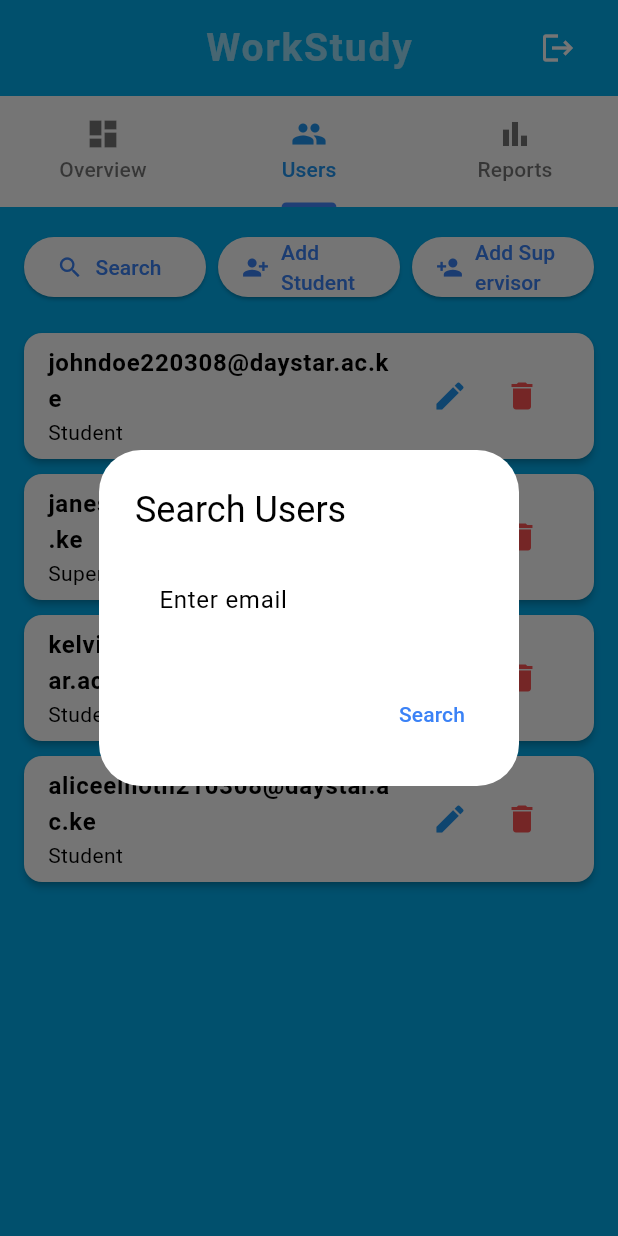
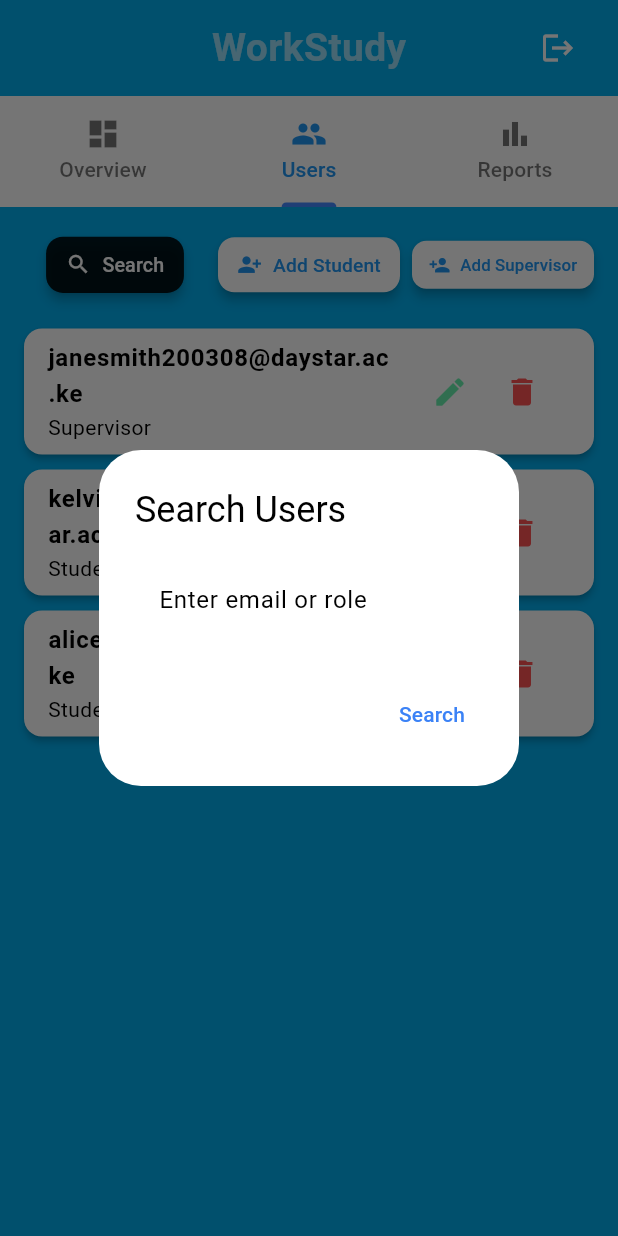
Before and after one commit to kamaugithub/workstudy, a Flutter app: the AdminDashboard screen opened directly, tab 2 chosen, after a tap on "Search", on a phone screen of 412 x 824 dp. Run offline on Flutter 3.47's test engine with Material 3 defaults, Android fonts, the phone set to English and light mode, and no system bars; our stand-ins replace pdf, printing; missing offline and left inert: dart:html, excel; Roboto replaces fonts that are missing (Segoe UI).

Commit message:
admin dash theme

```diff
--- a/lib/pages/admindashboard.dart
+++ b/lib/pages/admindashboard.dart
@@ -1,5 +1,6 @@
 import 'package:flutter/material.dart';
 import 'package:workstudy/pages/login.dart';
+import 'dart:async';
 
 class AdminDashboard extends StatefulWidget {
   const AdminDashboard({super.key});
@@ -22,13 +23,13 @@ class _AdminDashboardState extends State<AdminDashboard>
   };
 
   final List<Map<String, String>> users = [
-    {"role": "Student", "email": "johndoe220308@daystar.ac.ke"},
     {"role": "Supervisor", "email": "janesmith200308@daystar.ac.ke"},
     {"role": "Student", "email": "kelvinjohnson210308@daystar.ac.ke"},
-    {"role": "Student", "email": "aliceelliotn210308@daystar.ac.ke"},
+    {"role": "Student", "email": "alicestones3245@daystar.ac.ke"},
   ];
 
   String searchQuery = "";
+  bool isLoading = false;
 
   @override
   void initState() {
@@ -51,16 +52,34 @@ class _AdminDashboardState extends State<AdminDashboard>
     super.dispose();
   }
 
+  Future<void> _showLoadingEffect(VoidCallback action) async {
+    setState(() => isLoading = true);
+    await Future.delayed(const Duration(seconds: 2));
+    setState(() => isLoading = false);
+    action();
+  }
+
+  bool _isValidEmail(String email) {
+    final regex = RegExp(r'^[\w\.-]+@[\w\.-]+\.\w+$');
+    return regex.hasMatch(email);
+  }
+
+  void _showSnack(String message, {Color color = Colors.redAccent}) {
+    ScaffoldMessenger.of(context).showSnackBar(
+      SnackBar(
+        backgroundColor: color,
+        content: Center(
+          child: Text(message, style: const TextStyle(color: Colors.white)),
+        ),
+        duration: const Duration(seconds: 2),
+        behavior: SnackBarBehavior.floating,
+        margin: const EdgeInsets.only(bottom: 40, left: 40, right: 40),
+      ),
+    );
+  }
+
   void _handleExport(String format) async {
-    showDialog(
-      context: context,
-      barrierDismissible: false,
-      builder: (_) => const Center(child: CircularProgressIndicator()),
-    );
-
-    await Future.delayed(const Duration(seconds: 2));
-    if (mounted) Navigator.pop(context);
-
+    _showLoadingEffect(() {
       ScaffoldMessenger.of(context).showSnackBar(
         SnackBar(
           content: Text(
@@ -69,6 +88,7 @@ class _AdminDashboardState extends State<AdminDashboard>
           duration: const Duration(seconds: 2),
         ),
       );
+    });
   }
 
   void _confirmDelete(String email) {
@@ -85,14 +105,17 @@ class _AdminDashboardState extends State<AdminDashboard>
               ),
               ElevatedButton(
                 style: ElevatedButton.styleFrom(backgroundColor: Colors.red),
-                onPressed: () {
+                onPressed: () async {
+                  Navigator.pop(context); // close dialog first
+                  await _showLoadingEffect(() {
                     setState(() {
                       users.removeWhere((u) => u["email"] == email);
                     });
-                  Navigator.pop(context);
-                  ScaffoldMessenger.of(context).showSnackBar(
-                    SnackBar(content: Text("$email removed successfully.")),
+                    _showSnack(
+                      "$email removed successfully.",
+                      color: Colors.green,
                     );
+                  });
                 },
                 child: const Text("Delete"),
               ),
@@ -102,14 +125,14 @@ class _AdminDashboardState extends State<AdminDashboard>
   }
 
   void _addUserDialog(String role) {
-    final nameController = TextEditingController();
+    final controller = TextEditingController();
     showDialog(
       context: context,
       builder:
           (_) => AlertDialog(
             title: Text("Add $role"),
             content: TextField(
-              controller: nameController,
+              controller: controller,
               decoration: InputDecoration(
                 hintText: "Enter $role email",
                 border: OutlineInputBorder(
@@ -123,19 +146,95 @@ class _AdminDashboardState extends State<AdminDashboard>
                 child: const Text("Cancel"),
               ),
               ElevatedButton(
-                onPressed: () {
+                onPressed: () async {
+                  final email = controller.text.trim();
+                  if (!_isValidEmail(email)) {
+                    Navigator.pop(context);
+                    _showSnack("⚠️ Please use a correct/good email format.");
+                    return;
+                  }
+
+                  Navigator.pop(context); // close dialog first
+                  await _showLoadingEffect(() {
                     setState(() {
-                    users.add({
-                      "email": nameController.text,
-                      "role": "$role • New Entry",
+                      users.add({"email": email, "role": "$role • New"});
                     });
+                    _showSnack(
+                      "$role added successfully.",
+                      color: Colors.greenAccent,
+                    );
                   });
-                  Navigator.pop(context);
-                  ScaffoldMessenger.of(context).showSnackBar(
-                    SnackBar(content: Text("$role added successfully.")),
-                  );
                 },
                 child: const Text("Add"),
+              ),
+            ],
+          ),
+    );
+  }
+
+  void _editUserDialog(Map<String, String> user) {
+    final emailController = TextEditingController(text: user["email"]);
+    String role = user["role"]!.split("•")[0].trim();
+
+    showDialog(
+      context: context,
+      builder:
+          (_) => AlertDialog(
+            title: const Text("Edit User"),
+            content: Column(
+              mainAxisSize: MainAxisSize.min,
+              children: [
+                TextField(
+                  controller: emailController,
+                  decoration: const InputDecoration(
+                    labelText: "Email",
+                    border: OutlineInputBorder(),
+                  ),
+                ),
+                const SizedBox(height: 12),
+                DropdownButtonFormField<String>(
+                  value: role,
+                  items:
+                      ["Student", "Supervisor"]
+                          .map(
+                            (r) => DropdownMenuItem(value: r, child: Text(r)),
+                          )
+                          .toList(),
+                  onChanged: (val) => role = val!,
+                  decoration: const InputDecoration(
+                    labelText: "Role",
+                    border: OutlineInputBorder(),
+                  ),
+                ),
+              ],
+            ),
+            actions: [
+              TextButton(
+                onPressed: () => Navigator.pop(context),
+                child: const Text("Cancel"),
+              ),
+              ElevatedButton(
+                onPressed: () async {
+                  final email = emailController.text.trim();
+                  if (!_isValidEmail(email)) {
+                    Navigator.pop(context);
+                    _showSnack("⚠️ Please use a correct/good email format.");
+                    return;
+                  }
+
+                  Navigator.pop(context); // close dialog
+                  await _showLoadingEffect(() {
+                    setState(() {
+                      user["email"] = email;
+                      user["role"] = role;
+                    });
+                    _showSnack(
+                      "✅ User updated successfully.",
+                      color: Colors.greenAccent,
+                    );
+                  });
+                },
+                child: const Text("Save"),
               ),
             ],
           ),
@@ -152,14 +251,13 @@ class _AdminDashboardState extends State<AdminDashboard>
             content: TextField(
               controller: controller,
               decoration: InputDecoration(
-                hintText: "Enter email",
+                hintText: "Enter email or role",
                 border: OutlineInputBorder(
                   borderRadius: BorderRadius.circular(8),
                 ),
               ),
-              onChanged: (val) {
-                setState(() => searchQuery = val.toLowerCase());
-              },
+              onChanged:
+                  (val) => setState(() => searchQuery = val.toLowerCase()),
             ),
             actions: [
               TextButton(
@@ -174,10 +272,13 @@ class _AdminDashboardState extends State<AdminDashboard>
     );
   }
 
+  // --- UI ---
   @override
   Widget build(BuildContext context) {
     return Scaffold(
-      body: Container(
+      body: Stack(
+        children: [
+          Container(
             decoration: const BoxDecoration(
               gradient: LinearGradient(
                 colors: [Color(0xFF02AEEE), Color(0xFF02AEEE)],
@@ -188,7 +289,7 @@ class _AdminDashboardState extends State<AdminDashboard>
             child: SafeArea(
               child: Column(
                 children: [
-              // ---------------- Header ----------------
+                  // Header
                   Padding(
                     padding: const EdgeInsets.symmetric(
                       horizontal: 16,
@@ -205,7 +306,6 @@ class _AdminDashboardState extends State<AdminDashboard>
                               fontSize: 26,
                               fontWeight: FontWeight.bold,
                               color: Colors.white,
-                          letterSpacing: 1.2,
                             ),
                           ),
                         ),
@@ -227,7 +327,7 @@ class _AdminDashboardState extends State<AdminDashboard>
                     ),
                   ),
 
-              // ---------------- Tabs ----------------
+                  // Tabs
                   Container(
                     color: Colors.white,
                     child: TabBar(
@@ -243,7 +343,7 @@ class _AdminDashboardState extends State<AdminDashboard>
                     ),
                   ),
 
-              // ---------------- Tab Content ----------------
+                  // Tab content
                   Expanded(
                     child: TabBarView(
                       controller: _tabController,
@@ -258,10 +358,24 @@ class _AdminDashboardState extends State<AdminDashboard>
               ),
             ),
           ),
+
+          // Loading overlay
+          if (isLoading)
+            Container(
+              color: Colors.black54.withOpacity(0.5),
+              child: const Center(
+                child: CircularProgressIndicator(
+                  color: Colors.white,
+                  strokeWidth: 4,
+                ),
+              ),
+            ),
+        ],
+      ),
     );
   }
 
-  // ---------------- Overview Tab ----------------
+  // --- Overview Tab ---
   Widget _buildOverviewTab() {
     return SingleChildScrollView(
       padding: const EdgeInsets.all(16),
@@ -274,11 +388,7 @@ class _AdminDashboardState extends State<AdminDashboard>
               color: Colors.white.withOpacity(0.9),
               borderRadius: BorderRadius.circular(12),
               boxShadow: const [
-                BoxShadow(
-                  color: Colors.black12,
-                  blurRadius: 4,
-                  offset: Offset(2, 2),
-                ),
+                BoxShadow(color: Colors.black12, blurRadius: 4),
               ],
             ),
             child: const Column(
@@ -293,10 +403,7 @@ class _AdminDashboardState extends State<AdminDashboard>
                   ),
                 ),
                 SizedBox(height: 4),
-                Text(
-                  "Manage users, monitor progress, and generate reports.",
-                  style: TextStyle(color: Colors.black54),
-                ),
+                Text("Manage users, monitor progress, and generate reports."),
               ],
             ),
           ),
@@ -340,7 +447,7 @@ class _AdminDashboardState extends State<AdminDashboard>
     );
   }
 
-  // ---------------- Users Tab ----------------
+  // --- Users Tab ---
   Widget _buildUsersTab() {
     final filteredUsers =
         users
@@ -358,25 +465,34 @@ class _AdminDashboardState extends State<AdminDashboard>
           Row(
             children: [
               Expanded(
-                child: ElevatedButton.icon(
-                  icon: const Icon(Icons.search),
-                  label: const Text("Search"),
+                child: _actionButton(
+                  icon: Icons.search,
+                  label: "Search",
+                  color: Colors.black87,
+                  textColor: Colors.white,
+                  iconColor: Colors.white,
                   onPressed: _showSearchDialog,
                 ),
               ),
               const SizedBox(width: 8),
               Expanded(
-                child: ElevatedButton.icon(
-                  icon: const Icon(Icons.person_add_alt_1),
-                  label: const Text("Add Student"),
+                child: _actionButton(
+                  icon: Icons.person_add_alt_1,
+                  label: "Add Student",
+                  color: Colors.white,
+                  textColor: Colors.blue,
+                  iconColor: Colors.blue,
                   onPressed: () => _addUserDialog("Student"),
                 ),
               ),
               const SizedBox(width: 8),
               Expanded(
-                child: ElevatedButton.icon(
-                  icon: const Icon(Icons.person_add),
-                  label: const Text("Add Supervisor"),
+                child: _actionButton(
+                  icon: Icons.person_add,
+                  label: "Add Supervisor",
+                  color: Colors.white,
+                  textColor: Colors.blue,
+                  iconColor: Colors.blue,
                   onPressed: () => _addUserDialog("Supervisor"),
                 ),
               ),
@@ -401,8 +517,11 @@ class _AdminDashboardState extends State<AdminDashboard>
                       mainAxisSize: MainAxisSize.min,
                       children: [
                         IconButton(
-                          icon: const Icon(Icons.edit, color: Colors.blue),
-                          onPressed: () {},
+                          icon: const Icon(
+                            Icons.edit,
+                            color: Colors.greenAccent,
+                          ),
+                          onPressed: () => _editUserDialog(u),
                         ),
                         IconButton(
                           icon: const Icon(
@@ -423,7 +542,7 @@ class _AdminDashboardState extends State<AdminDashboard>
     );
   }
 
-  // ---------------- Reports Tab ----------------
+  // --- Reports Tab ---
   Widget _buildReportsTab() {
     return Padding(
       padding: const EdgeInsets.all(16),
@@ -433,7 +552,7 @@ class _AdminDashboardState extends State<AdminDashboard>
     );
   }
 
-  // ---------------- Helper Widgets ----------------
+  // --- Helper Widgets ---
   Widget _statCard(IconData icon, String title, String value, Color color) {
     return Card(
       elevation: 3,
@@ -455,6 +574,35 @@ class _AdminDashboardState extends State<AdminDashboard>
             const SizedBox(height: 4),
             Text(title, style: const TextStyle(color: Colors.black54)),
           ],
+        ),
+      ),
+    );
+  }
+
+  Widget _actionButton({
+    required IconData icon,
+    required String label,
+    required Color color,
+    required Color textColor,
+    required Color iconColor,
+    required VoidCallback onPressed,
+  }) {
+    return SizedBox(
+      height: 45,
+      child: FittedBox(
+        fit: BoxFit.scaleDown,
+        child: ElevatedButton.icon(
+          icon: Icon(icon, size: 18, color: iconColor),
+          label: Text(label, style: TextStyle(fontSize: 14, color: textColor)),
+          onPressed: onPressed,
+          style: ElevatedButton.styleFrom(
+            backgroundColor: color,
+            shape: RoundedRectangleBorder(
+              borderRadius: BorderRadius.circular(12),
+            ),
+            elevation: 3,
+            padding: const EdgeInsets.symmetric(horizontal: 14),
+          ),
         ),
       ),
     );
```
Lines whose indentation alone changed are shown as unchanged.
